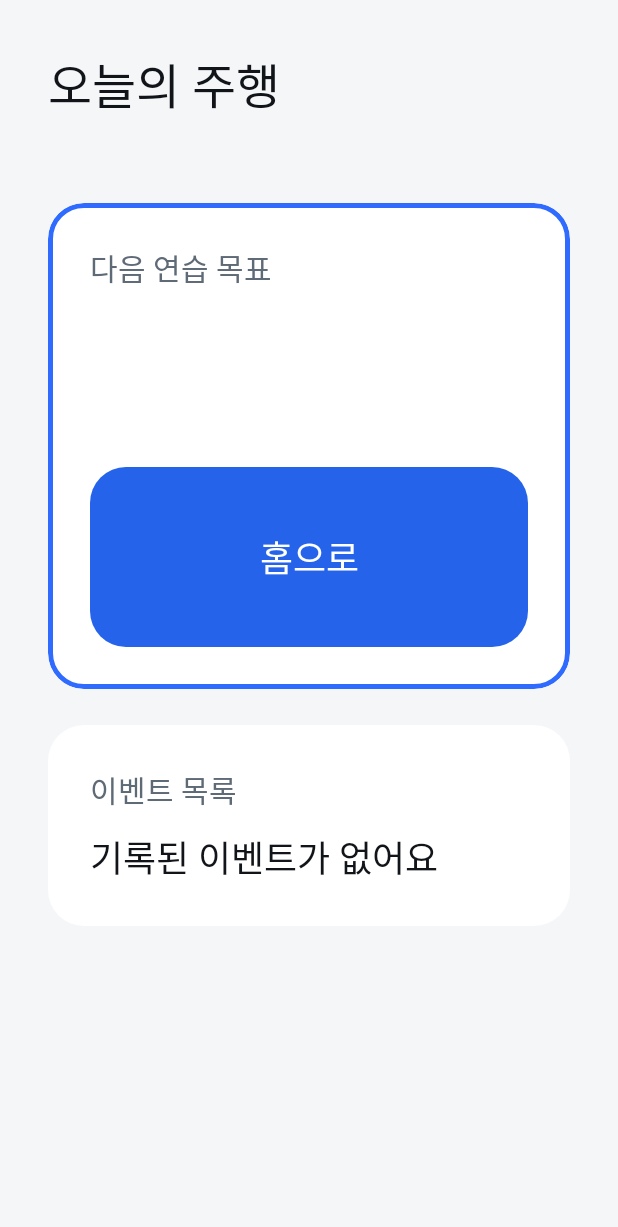
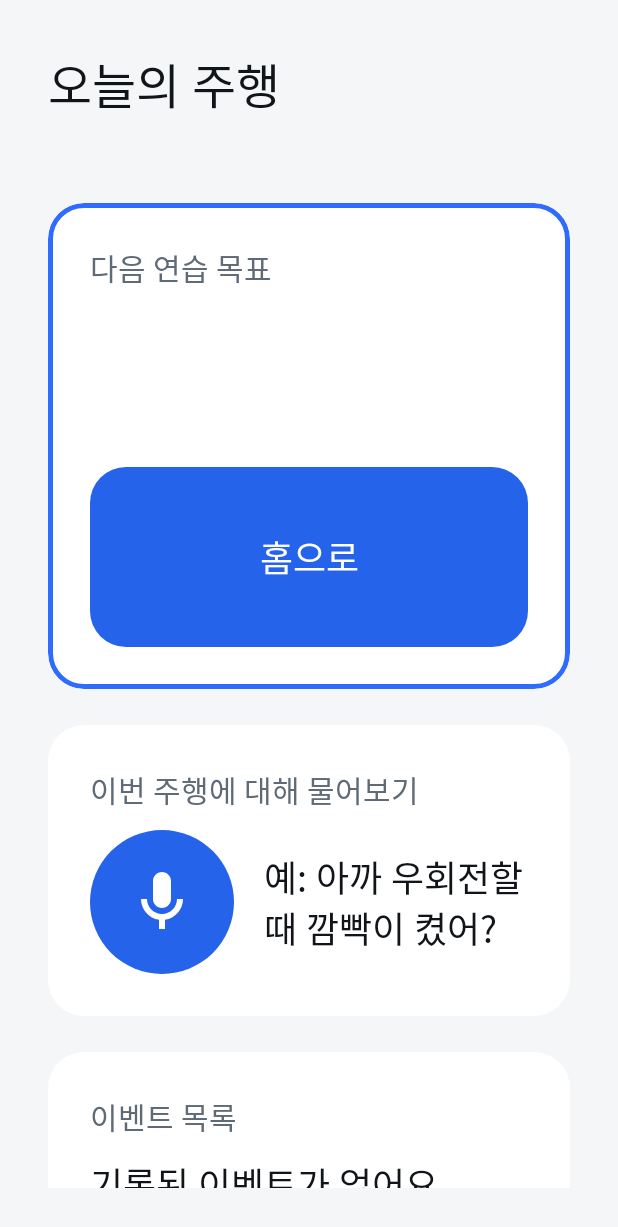
Before and after one commit to DriveMate-Team/DriveMate, an Android app built with Jetpack Compose: the composable ReportScreen shown on its own in the app's theme, on a phone screen of 412 x 824 dp. Shown: the top 1227 px of the screen. Run offline under Robolectric (Android 15) with nearby library versions, the phone set to English and light mode, and no system bars; our stand-ins replace Dagger/Hilt's generated code; Roboto replaces fonts that are not available here; 6 statements that could not run were skipped.

Commit message:
1: trip-record questions (signal used? weak points? what to practice) with 'cannot judge from record' wording; mic on report screen after parking

```diff
--- a/automotive/src/main/java/com/example/drivemate/data/DriveDatabase.kt
+++ b/automotive/src/main/java/com/example/drivemate/data/DriveDatabase.kt
@@ -24,6 +24,9 @@ interface DriveDao {
 
     @Query("SELECT * FROM trip WHERE id = :id")
     suspend fun getTrip(id: Long): TripEntity?
+
+    @Query("SELECT id FROM trip WHERE endTime IS NOT NULL ORDER BY startTime DESC LIMIT 1")
+    suspend fun latestFinishedTripId(): Long?
 
     @Query("SELECT * FROM trip WHERE id = :id")
     fun observeTrip(id: Long): Flow<TripEntity?>
--- a/automotive/src/main/java/com/example/drivemate/data/DriveRepository.kt
+++ b/automotive/src/main/java/com/example/drivemate/data/DriveRepository.kt
@@ -16,6 +16,7 @@ class DriveRepository @Inject constructor(private val dao: DriveDao) {
     suspend fun startTrip(trip: TripEntity): Long = dao.insertTrip(trip)
     suspend fun updateTrip(trip: TripEntity) = dao.updateTrip(trip)
     suspend fun getTrip(id: Long): TripEntity? = dao.getTrip(id)
+    suspend fun latestFinishedTripId(): Long? = dao.latestFinishedTripId()
     fun observeTrip(id: Long): Flow<TripEntity?> = dao.observeTrip(id)
     fun observeFinishedTrips(): Flow<List<TripEntity>> = dao.observeFinishedTrips()
 
--- a/automotive/src/main/java/com/example/drivemate/ui/report/ReportScreen.kt
+++ b/automotive/src/main/java/com/example/drivemate/ui/report/ReportScreen.kt
@@ -23,6 +23,22 @@ import androidx.lifecycle.compose.collectAsStateWithLifecycle
 import androidx.lifecycle.viewModelScope
 import com.example.drivemate.data.DriveRepository
 import com.example.drivemate.data.EventEntity
+import com.example.drivemate.drive.DriveSession
+import com.example.drivemate.drive.DriveState
+import com.example.drivemate.drive.ListenState
+import com.example.drivemate.ui.components.MicIcon
+import androidx.compose.foundation.Image
+import androidx.compose.foundation.background
+import androidx.compose.foundation.border
+import androidx.compose.foundation.BorderStroke
+import androidx.compose.foundation.clickable
+import androidx.compose.foundation.layout.Box
+import androidx.compose.foundation.layout.size
+import androidx.compose.foundation.shape.CircleShape
+import androidx.compose.ui.draw.clip
+import androidx.compose.ui.graphics.ColorFilter
+import androidx.compose.ui.graphics.vector.rememberVectorPainter
+import androidx.compose.ui.semantics.Role
 import com.example.drivemate.model.EventType
 import com.example.drivemate.report.CardKind
 import com.example.drivemate.report.Goal
@@ -62,10 +78,17 @@ data class ReportUi(
 @HiltViewModel
 class ReportViewModel @Inject constructor(
     private val repo: DriveRepository,
+    private val session: DriveSession,
     savedStateHandle: SavedStateHandle,
 ) : ViewModel() {
 
     private val tripId: Long = savedStateHandle["tripId"] ?: 0L
+
+    /** 마이크·답변 상태 (주행 중 화면과 같은 두뇌를 쓴다) */
+    val drive: StateFlow<DriveState> = session.state
+
+    /** 주차 후 질문: 이 리포트의 주행 기록으로 답한다 (신청서 4-⑤) */
+    fun onMic() = session.onMicPressed(reportTripId = tripId)
 
     val ui: StateFlow<ReportUi> =
         combine(repo.observeTrip(tripId), repo.observeEvents(tripId), repo.observeQuestions(tripId)) { trip, events, questions ->
@@ -117,6 +140,7 @@ class ReportViewModel @Inject constructor(
 @Composable
 fun ReportScreen(onHome: () -> Unit, viewModel: ReportViewModel = hiltViewModel()) {
     val ui by viewModel.ui.collectAsStateWithLifecycle()
+    val drive by viewModel.drive.collectAsStateWithLifecycle()
     val colors = DmTheme.colors
 
     BoxWithConstraints(Modifier.fillMaxSize().padding(DmDimens.screenPadding)) {
@@ -137,12 +161,16 @@ fun ReportScreen(onHome: () -> Unit, viewModel: ReportViewModel = hiltViewModel(
                         ui.cards.forEach { PrescriptionCard(it) }
                         EventList(ui.events, viewModel::toggleDifficult)
                     }
-                    GoalCard(ui.goal, onHome, Modifier.weight(1f))
+                    Column(Modifier.weight(1f), verticalArrangement = Arrangement.spacedBy(DmDimens.gap)) {
+                        GoalCard(ui.goal, onHome, Modifier.fillMaxWidth())
+                        AskCard(drive, viewModel::onMic, Modifier.fillMaxWidth())
+                    }
                 }
             } else {
                 // 좁은 창(세로): 위에서 아래로 쌓는다
                 ui.cards.forEach { PrescriptionCard(it) }
                 GoalCard(ui.goal, onHome, Modifier.fillMaxWidth())
+                AskCard(drive, viewModel::onMic, Modifier.fillMaxWidth())
                 EventList(ui.events, viewModel::toggleDifficult)
             }
         }
@@ -180,6 +208,48 @@ private fun GoalCard(goal: Goal?, onHome: () -> Unit, modifier: Modifier) {
     }
 }
 
+/**
+ * 주차 후 질문 카드: 마이크 버튼 + 상태 + 답변 글자.
+ * 예: "아까 우회전할 때 깜빡이 켰어?", "오늘 부족했던 점은?", "더 연습하면 좋을 부분은?" (신청서 4-⑤)
+ * 정차 중 화면이라 답을 글자로도 보여준다.
+ */
+@Composable
+private fun AskCard(drive: DriveState, onMic: () -> Unit, modifier: Modifier) {
+    val colors = DmTheme.colors
+    val listening = drive.listen == ListenState.LISTENING
+    DmCard(modifier) {
+        Text("이번 주행에 대해 물어보기", style = DmType.sub, color = colors.textSub)
+        Row(verticalAlignment = Alignment.CenterVertically, horizontalArrangement = Arrangement.spacedBy(20.dp)) {
+            Box(
+                Modifier
+                    .size(DmDimens.buttonMin)
+                    .clip(CircleShape)
+                    .background(if (listening) colors.card else colors.accentFill)
+                    .then(if (listening) Modifier.border(BorderStroke(5.dp, colors.accent), CircleShape) else Modifier)
+                    .clickable(role = Role.Button, onClickLabel = "질문하기") { onMic() },
+                contentAlignment = Alignment.Center,
+            ) {
+                Image(
+                    rememberVectorPainter(MicIcon), contentDescription = "질문하기", modifier = Modifier.size(48.dp),
+                    colorFilter = ColorFilter.tint(if (listening) colors.accentText else colors.onAccentFill),
+                )
+            }
+            Text(
+                when (drive.listen) {
+                    ListenState.LISTENING -> "듣고 있어요"
+                    ListenState.ANSWERING -> "답하는 중"
+                    ListenState.IDLE -> "예: 아까 우회전할 때 깜빡이 켰어?"
+                },
+                style = DmType.body, color = if (listening) colors.accentText else colors.text,
+            )
+        }
+        // 마지막 답변 (기본 안내 문구는 보여주지 않는다)
+        if (drive.bubble.isNotBlank() && !drive.active && drive.listen != ListenState.LISTENING) {
+            Text(drive.bubble, style = DmType.body, color = colors.text)
+        }
+    }
+}
+
 /** 이벤트 목록: 시간 · 종류 · 속도, 그리고 "어려웠어요" 체크 */
 @Composable
 private fun EventList(events: List<EventRow>, onToggle: (EventRow) -> Unit) {
```
Also changed, not shown: automotive/src/main/java/com/example/drivemate/coaching/AnswerEngine.kt (+11 -2 lines), automotive/src/main/java/com/example/drivemate/coaching/RecordAnswers.kt (added, +104 -0 lines), automotive/src/main/java/com/example/drivemate/drive/DriveSession.kt (+37 -11 lines), 1 other file.
